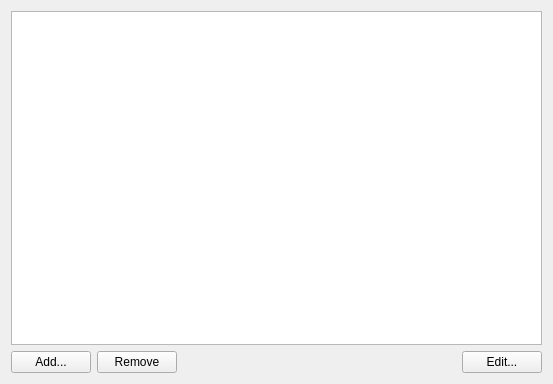
The window that kcms/solid_actions/SolidActions.ui (Sonic-DE/sonic-desktop-interface) describes before a commit, drawn with Qt 5.
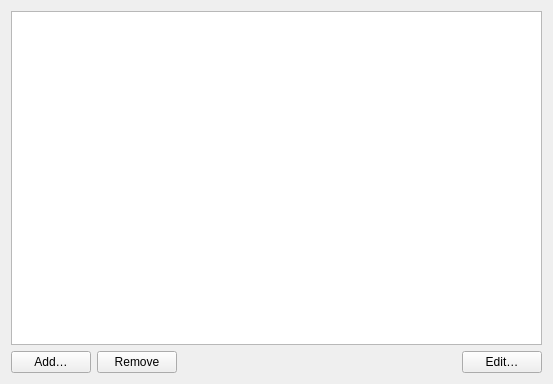
The same window after the commit.

```diff
--- a/kcms/solid_actions/SolidActions.ui
+++ b/kcms/solid_actions/SolidActions.ui
@@ -26,14 +26,14 @@
      <item row="0" column="3">
       <widget class="QPushButton" name="PbEditAction">
        <property name="text">
-        <string>Edit...</string>
+        <string>Edit…</string>
        </property>
       </widget>
      </item>
      <item row="0" column="0">
       <widget class="QPushButton" name="PbAddAction">
        <property name="text">
-        <string>Add...</string>
+        <string>Add…</string>
        </property>
       </widget>
      </item>
```
